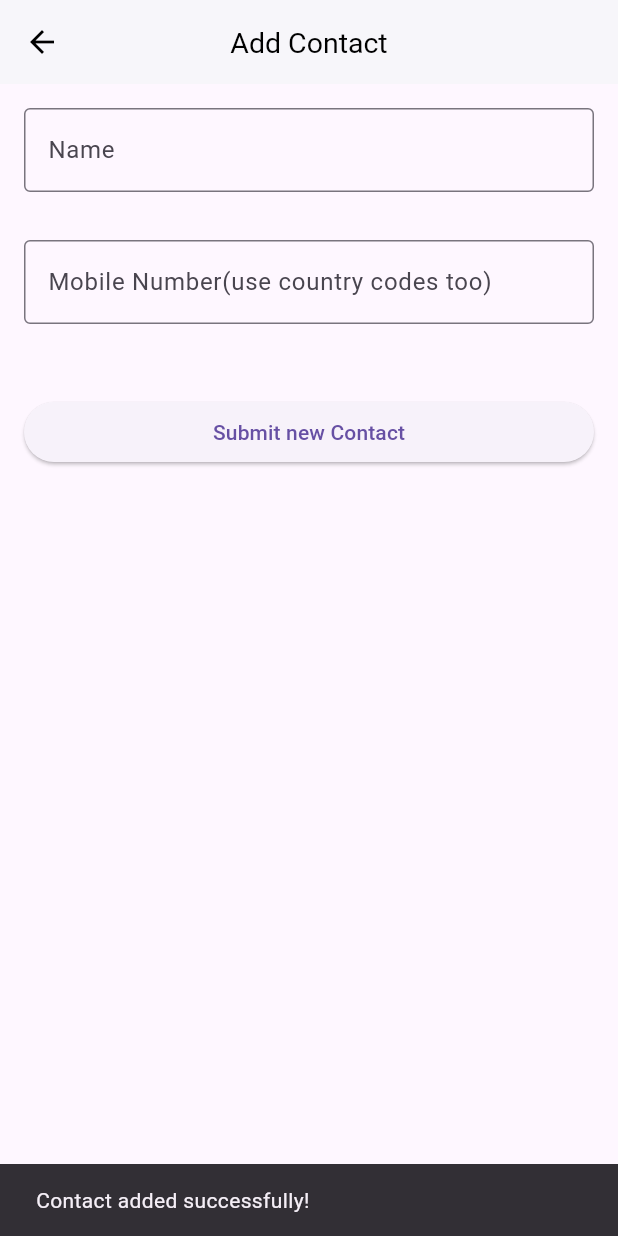
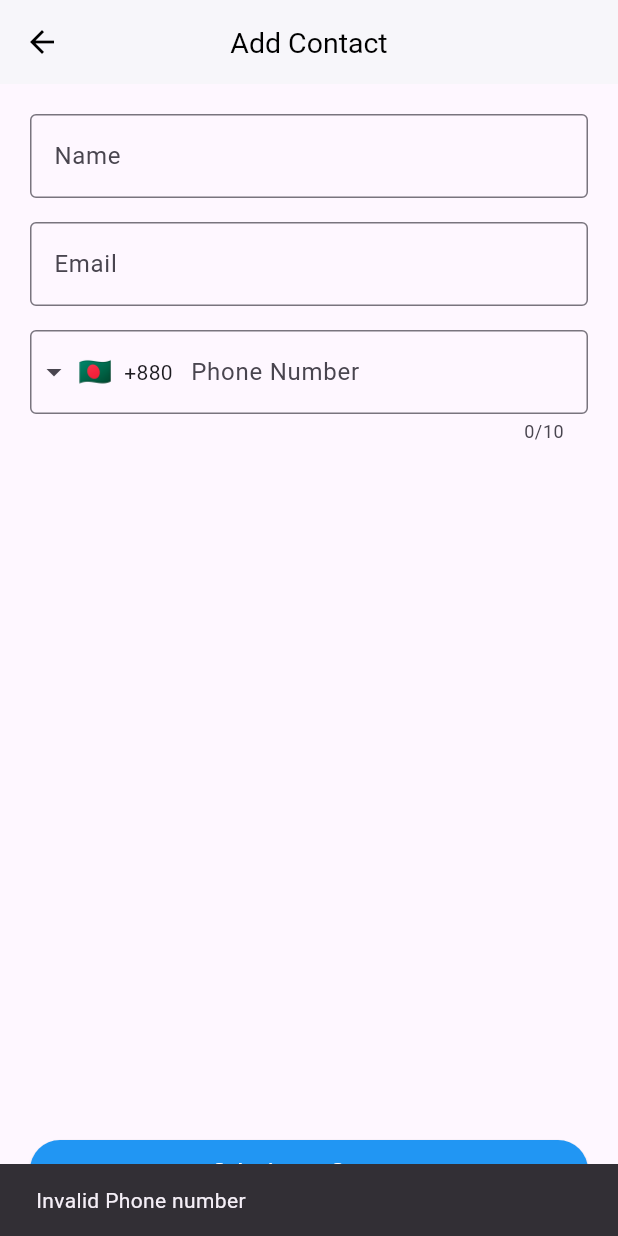
Before and after one commit to palolik/chatandcall, a Flutter app: the AddContact screen opened directly, after a tap on "Submit new Contact", on a phone screen of 412 x 824 dp. Run offline on Flutter 3.47's test engine with Material 3 defaults, Android fonts, the phone set to English and light mode, and no system bars; drawn by our look-alikes of intl_phone_field; our stand-ins replace cached_network_image, cloud_firestore, emoji_picker_flutter, firebase_auth, firebase_core, firebase_messaging and 7 more; missing offline and left inert: agora_rtc_engine, flutter_notification_channel, gallery_saver_updated; accounts and stored records are empty; key blocks and very long unbroken strings in the code were emptied for the run.

Commit message:
fix contact add

```diff
--- a/lib/api/apis.dart
+++ b/lib/api/apis.dart
@@ -162,9 +162,9 @@ class APIs {
     return (await firestore.collection('users').doc(user.uid).get()).exists;
   }
 
-  static Future<String> getSelfEmail() async {
+  static Future<String> getSelfPhone() async {
     final data = await firestore.collection("users").doc(user.uid).get();
-    return data.data()!['email'];
+    return data.data()!['phone'];
   }
 
   static Future<QuerySnapshot<Map<String, dynamic>>> getContactId(
@@ -173,6 +173,15 @@ class APIs {
         .collection('users')
         .where('email', isEqualTo: email)
         .get();
+  }
+
+  static Future<List<QueryDocumentSnapshot>> getUsersByPhone(
+      String phone) async {
+    final ref = await firestore
+        .collection("users")
+        .where('phone', isEqualTo: phone)
+        .get();
+    return ref.docs;
   }
 
   static Stream<DocumentSnapshot<Map<String, dynamic>>> getIncomingCalls(
--- a/lib/screens/add_contacts.dart
+++ b/lib/screens/add_contacts.dart
@@ -130,9 +130,11 @@
 //     }
 //   }
 // }
+import 'package:filechat/api/apis.dart';
 import 'package:flutter/material.dart';
 import 'package:firebase_auth/firebase_auth.dart';
 import 'package:cloud_firestore/cloud_firestore.dart';
+import 'package:intl_phone_field/intl_phone_field.dart';
 
 class AddContact extends StatefulWidget {
   const AddContact({Key? key}) : super(key: key);
@@ -143,12 +145,11 @@ class AddContact extends StatefulWidget {
 
 class _AddContactState extends State<AddContact> {
   TextEditingController _nameController = TextEditingController();
-  // TextEditingController _emailController = TextEditingController();
-  TextEditingController _phoneController = TextEditingController();
-
+  TextEditingController _emailController = TextEditingController();
+  String phone_numner = "";
   // Reference to Firestore collection
   final CollectionReference myContacts =
-  FirebaseFirestore.instance.collection('mycontacts');
+      FirebaseFirestore.instance.collection('mycontacts');
 
   @override
   Widget build(BuildContext context) {
@@ -157,7 +158,7 @@ class _AddContactState extends State<AddContact> {
         title: const Text('Add Contact'),
       ),
       body: Padding(
-        padding: const EdgeInsets.all(16.0),
+        padding: const EdgeInsets.symmetric(horizontal: 20, vertical: 20),
         child: Column(
           crossAxisAlignment: CrossAxisAlignment.stretch,
           children: [
@@ -169,29 +170,38 @@ class _AddContactState extends State<AddContact> {
               ),
             ),
             const SizedBox(height: 16.0),
-            // TextField(
-            //   controller: _emailController,
-            //   decoration: const InputDecoration(
-            //     labelText: 'Email',
-            //     border: OutlineInputBorder(),
-            //   ),
-            // ),
-            const SizedBox(height: 16.0),
             TextField(
-              controller: _phoneController,
+              controller: _emailController,
               decoration: const InputDecoration(
-                labelText: 'Mobile Number(use country codes too)',
+                labelText: 'Email',
                 border: OutlineInputBorder(),
               ),
             ),
             const SizedBox(height: 16.0),
-            const SizedBox(height: 32.0),
+            IntlPhoneField(
+              decoration: const InputDecoration(
+                labelText: 'Phone Number',
+                border: OutlineInputBorder(
+                  borderSide: BorderSide(),
+                ),
+              ),
+              initialCountryCode: 'BD',
+              onChanged: (phone) {
+                phone_numner = phone.completeNumber;
+              },
+            ),
+            Spacer(),
             ElevatedButton(
               onPressed: () {
                 // Perform the action when the button is pressed
                 _submitContact();
               },
-              child: const Text('Submit new Contact'),
+              child: const Text(
+                'Submit new Contact',
+                style: TextStyle(color: Colors.white),
+              ),
+              style: ButtonStyle(
+                  backgroundColor: MaterialStateProperty.all(Colors.blue)),
             ),
           ],
         ),
@@ -202,23 +212,42 @@ class _AddContactState extends State<AddContact> {
   // Function to handle submission of the new contact
   void _submitContact() async {
     try {
-      // Get the current user's UID
+      if (phone_numner == "") {
+        ScaffoldMessenger.of(context).showSnackBar(
+            const SnackBar(content: Text("Invalid Phone number")));
+        return;
+      }
+      if (await APIs.getSelfPhone() == phone_numner) {
+        ScaffoldMessenger.of(context).showSnackBar(
+            const SnackBar(content: Text("Invalid Phone number")));
+        return;
+      }
       String? uid = FirebaseAuth.instance.currentUser?.uid;
 
       // Check if UID is available
       if (uid != null) {
-        // Add contact data to Firestore
-        await myContacts.add({
-          'name': _nameController.text,
-          // 'email': _emailController.text,
-          'phone': _phoneController.text,
-          'myuid': uid,
-        });
+        List<QueryDocumentSnapshot<Object?>> users =
+            await APIs.getUsersByPhone(phone_numner);
+        if (users.isNotEmpty) {
+          await myContacts.add({
+            'name': _nameController.text,
+            'phone': phone_numner,
+            'myuid': uid,
+            'user_uid': users[0].id,
+            'active_user': true
+          });
+        } else {
+          await myContacts.add({
+            'name': _nameController.text,
+            'phone': phone_numner,
+            'myuid': uid,
+            'active_user': false
+          });
+        }
 
         // Clear text fields after submission
         _nameController.clear();
-        // _emailController.clear();
-        _phoneController.clear();
+        _emailController.clear();
 
         // Show a success message or navigate to another screen
         ScaffoldMessenger.of(context).showSnackBar(
--- a/lib/screens/contact_screen.dart
+++ b/lib/screens/contact_screen.dart
@@ -189,7 +189,6 @@ import '../models/contact_user.dart';
 import 'chat_screen.dart';
 
 class ContactScreen extends StatefulWidget {
-
   const ContactScreen({Key? key}) : super(key: key);
 
   @override
@@ -227,7 +226,7 @@ class _ContactScreenState extends State<ContactScreen> {
   Widget build(BuildContext context) {
     return Scaffold(
       appBar: AppBar(
-        title:  Image.asset('assets/images/logo.jpg'),
+        title: Image.asset('assets/images/logo.jpg'),
         actions: [
           IconButton(
             onPressed: () {
@@ -279,7 +278,8 @@ class _ContactScreenState extends State<ContactScreen> {
                 final Map<String, dynamic> data =
                     documents[index].data() as Map<String, dynamic>;
                 return ListTile(
-                  contentPadding: EdgeInsets.symmetric(horizontal: 16.0, vertical: 8.0),
+                  contentPadding:
+                      EdgeInsets.symmetric(horizontal: 16.0, vertical: 8.0),
                   leading: CircleAvatar(
                     backgroundColor: Colors.blue,
                     child: Icon(
@@ -299,7 +299,8 @@ class _ContactScreenState extends State<ContactScreen> {
                       color: Colors.grey[600],
                     ),
                   ),
-                  trailing: Row(
+                  trailing: data['active_user'] != null && data['active_user']
+                      ? Row(
                           mainAxisSize: MainAxisSize.min,
                           children: [
                             IconButton(
@@ -307,14 +308,13 @@ class _ContactScreenState extends State<ContactScreen> {
                                 Icons.message_outlined,
                                 color: Colors.blue,
                               ),
-                        onPressed: () {
-                          print(data['phone']);
-
+                              onPressed: () async {
                                 Navigator.push(
                                     context,
                                     MaterialPageRoute(
-                                  builder: (_) =>
-                                      ChatScreen(user: data['phone'])));
+                                        builder: (_) => ChatScreen(
+                                              user: data['phone'],
+                                            )));
                               },
                             ),
                             IconButton(
@@ -335,6 +335,10 @@ class _ContactScreenState extends State<ContactScreen> {
                               },
                             ),
                           ],
+                        )
+                      : const Text(
+                          "Not Available",
+                          style: TextStyle(color: Colors.blue, fontSize: 12),
                         ),
                   onTap: () {
                     // Implement onTap functionality
--- a/pubspec.yaml
+++ b/pubspec.yaml
@@ -49,6 +49,7 @@ dependencies:
   permission_handler: ^11.3.1
   agora_rtc_engine: ^5.2.0
   photo_view: ^0.15.0
+  intl_phone_field: ^3.2.0
 
 dev_dependencies:
   flutter_test:
```
Also changed, not shown: pubspec.lock. Lines whose indentation alone changed are shown as unchanged.
